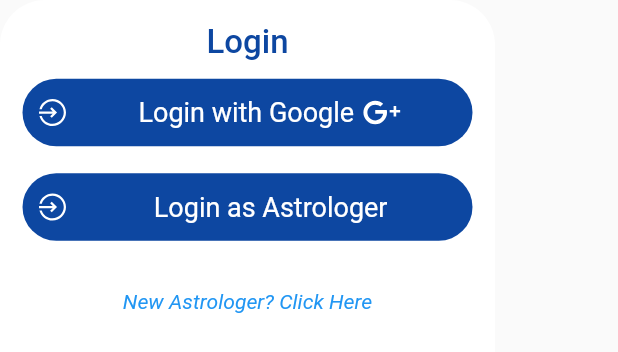
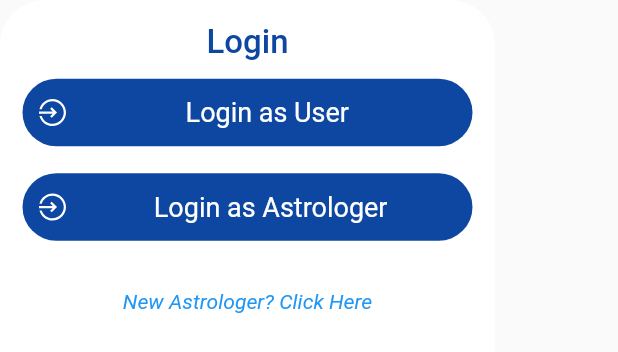
Before and after one commit to yashodeepk/astrologyapp, a Flutter app: the CreateAccountWidget widget shown alone on an empty page, opened directly, on a phone screen of 412 x 824 dp. Shown: the top 352 px of the screen. Run offline on Flutter 3.47's test engine with Material 2 defaults, Android fonts, the phone set to English and light mode, and no system bars; our stand-ins replace auto_size_text, cached_network_image, cloud_firestore, file_picker, firebase_auth, firebase_core and 12 more; missing offline and left inert: googleapis, multiselect_formfield, random_color, razorpay_flutter, syncfusion_flutter_pdfviewer; accounts and stored records are empty.

Commit message:
Proper label

```diff
--- a/lib/LoginPageUtils/LoginPage.dart
+++ b/lib/LoginPageUtils/LoginPage.dart
@@ -65,12 +65,7 @@
                   child: Row(
                 mainAxisAlignment: MainAxisAlignment.center,
                 children: [
-                  Text('Login with Google '),
-                  Icon(
-                    LineIcons.googlePlus,
-                    size: 28,
-                    color: Colors.white,
-                  )
+                  Text('Login as User '),
                 ],
               )),
               style: TextButton.styleFrom(
```
